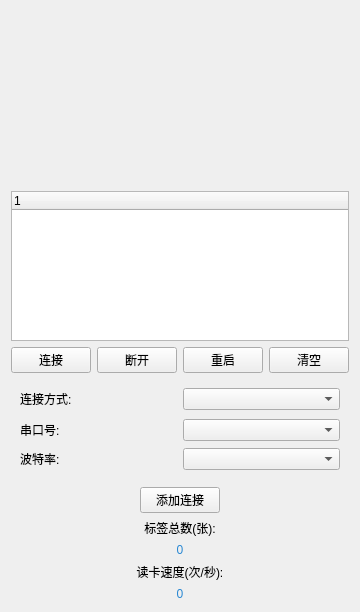
Before: the Qt Designer form HTDEMO/connetdlg.ui in shi-jq/LINKS004-YRFID-PC-CPlus, drawn with Qt 5.
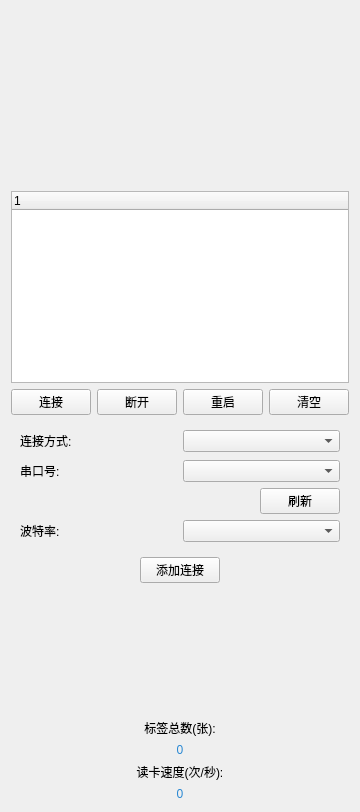
After: the same form once the commit is applied. The open tabs and pages were chosen to show the change.

```diff
--- a/HTDEMO/connetdlg.ui
+++ b/HTDEMO/connetdlg.ui
@@ -7,7 +7,7 @@
     <x>0</x>
     <y>0</y>
     <width>350</width>
-    <height>585</height>
+    <height>812</height>
    </rect>
   </property>
   <property name="sizePolicy">
@@ -258,11 +258,15 @@
              </property>
             </widget>
            </item>
-           <item>
-            <widget class="QComboBox" name="comboBox_4"/>
-           </item>
           </layout>
          </item>
+         <item row="0" column="1">
+          <widget class="QComboBox" name="comboBox_4">
+           <property name="styleSheet">
+            <string notr="true"/>
+           </property>
+          </widget>
+         </item>
         </layout>
        </widget>
       </item>
@@ -340,27 +344,51 @@
             </property>
            </widget>
           </item>
-          <item row="1" column="0">
-           <widget class="QLabel" name="label_4">
-            <property name="text">
-             <string>串口号:</string>
-            </property>
-           </widget>
-          </item>
-          <item row="2" column="1">
+          <item row="3" column="1">
            <widget class="QComboBox" name="comboBox_2">
             <property name="styleSheet">
              <string notr="true"/>
             </property>
            </widget>
           </item>
-          <item row="2" column="0">
+          <item row="3" column="0">
            <widget class="QLabel" name="label">
             <property name="text">
              <string>波特率:</string>
             </property>
            </widget>
           </item>
+          <item row="1" column="0">
+           <widget class="QLabel" name="label_4">
+            <property name="text">
+             <string>串口号:</string>
+            </property>
+           </widget>
+          </item>
+          <item row="2" column="0" colspan="2">
+           <layout class="QHBoxLayout" name="horizontalLayout_4">
+            <item>
+             <spacer name="horizontalSpacer_6">
+              <property name="orientation">
+               <enum>Qt::Horizontal</enum>
+              </property>
+              <property name="sizeHint" stdset="0">
+               <size>
+                <width>40</width>
+                <height>20</height>
+               </size>
+              </property>
+             </spacer>
+            </item>
+            <item>
+             <widget class="QPushButton" name="pushButton_7">
+              <property name="text">
+               <string>刷新</string>
+              </property>
+             </widget>
+            </item>
+           </layout>
+          </item>
          </layout>
         </widget>
         <widget class="QWidget" name="page_3">
```
Left out of the diff: 2 changed lines with no effect on the pictures.
